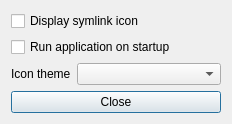
Qt form settings.ui (FrankMamuda/iconboard) before a commit.
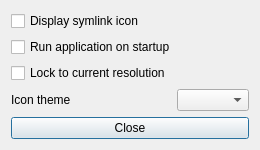
The same form after that commit.

Commit message: Resolution lock

Diff of the .ui file:
```diff
--- a/settings.ui
+++ b/settings.ui
@@ -7,7 +7,7 @@
     <x>0</x>
     <y>0</y>
     <width>232</width>
-    <height>113</height>
+    <height>142</height>
    </rect>
   </property>
   <property name="windowTitle">
@@ -28,23 +28,30 @@
      </property>
     </widget>
    </item>
-   <item row="2" column="0">
+   <item row="3" column="0">
     <widget class="QLabel" name="label">
      <property name="text">
       <string>Icon theme</string>
      </property>
     </widget>
    </item>
-   <item row="2" column="1">
+   <item row="3" column="1">
     <widget class="QComboBox" name="iconTheme"/>
    </item>
-   <item row="3" column="0" colspan="2">
+   <item row="5" column="0" colspan="2">
     <widget class="QPushButton" name="closeButton">
      <property name="text">
       <string>Close</string>
      </property>
     </widget>
    </item>
+   <item row="2" column="0">
+    <widget class="QCheckBox" name="lockToResolution">
+     <property name="text">
+      <string>Lock to current resolution</string>
+     </property>
+    </widget>
+   </item>
   </layout>
  </widget>
  <resources/>
```
The commit also changes 6 other files.
